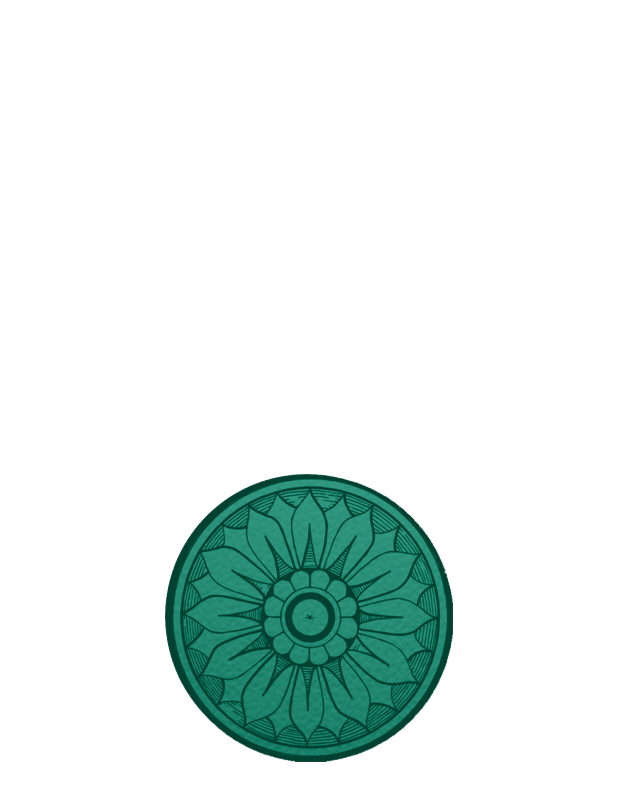
After one commit to alanlviana/blog-mobile, an Android app: the SplashScreenActivity screen opened directly, with no data from a screen before it, on a phone screen of 412 x 824 dp. The commit adds this screen. Shown: the top 801 px of the screen. Run offline under Robolectric (Android 15) with nearby library versions, the phone set to English and light mode, and no system bars; 1 statement that could not run was skipped.

Commit message:
Adicionada Splash Screen

```diff
--- a/app/build.gradle
+++ b/app/build.gradle
@@ -31,5 +31,6 @@ dependencies {
     compile 'com.google.code.gson:gson:2.6.1'
     compile 'com.mcxiaoke.volley:library:1.0.19'
     compile 'com.squareup.picasso:picasso:2.5.2'
+    compile 'com.android.support.constraint:constraint-layout:1.0.2'
     testCompile 'junit:junit:4.12'
 }
--- a/app/src/main/java/com/tercalivre/blog/LeitorActivity.java
+++ b/app/src/main/java/com/tercalivre/blog/LeitorActivity.java
@@ -53,7 +53,8 @@ public class LeitorActivity extends AppCompatActivity {
 
 
         CollapsingToolbarLayout collapsingToolbar = (CollapsingToolbarLayout) findViewById(R.id.collapsing_toolbar);
-        collapsingToolbar.setTitle(getString(R.string.toolbar_title));
+        collapsingToolbar.setTitle(str_nickname);
+        toolbar.setSubtitle(str_date);
         wv_content = (WebView) findViewById(R.id.wv_artigo);
         header = (ImageView) findViewById(R.id.header);
 
--- /dev/null
+++ b/app/src/main/java/com/tercalivre/blog/SplashScreenActivity.java
@@ -0,0 +1,36 @@
+package com.tercalivre.blog;
+
+import android.content.Intent;
+import android.os.Bundle;
+import android.os.Handler;
+import android.support.design.widget.FloatingActionButton;
+import android.support.design.widget.Snackbar;
+import android.support.v7.app.AppCompatActivity;
+import android.support.v7.widget.Toolbar;
+import android.view.View;
+
+public class SplashScreenActivity extends AppCompatActivity {
+
+    @Override
+    protected void onCreate(Bundle savedInstanceState) {
+        super.onCreate(savedInstanceState);
+        setContentView(R.layout.content_splash_screen);
+
+        Handler handle = new Handler();
+        handle.postDelayed(new Runnable() {
+            @Override
+            public void run() {
+                mostrarLogin();
+            }
+        }, 1000);
+
+    }
+
+    private void mostrarLogin() {
+        Intent intent = new Intent(SplashScreenActivity.this,
+                ListaPostagensActivity.class);
+        startActivity(intent);
+        finish();
+    }
+
+}
--- /dev/null
+++ b/app/src/main/res/layout/content_splash_screen.xml
@@ -0,0 +1,18 @@
+<?xml version="1.0" encoding="utf-8"?>
+<RelativeLayout
+    xmlns:android="http://schemas.android.com/apk/res/android"
+    android:layout_width="match_parent"
+    android:layout_height="match_parent"
+    android:background="@color/background"
+    android:orientation="vertical">
+
+
+
+    <ImageView
+        android:layout_width="192dp"
+        android:layout_height="192dp"
+        android:src="@drawable/ic_512"
+        android:layout_centerVertical="true"
+        android:layout_centerHorizontal="true" />
+
+</RelativeLayout>
--- a/app/src/main/res/values/colors.xml
+++ b/app/src/main/res/values/colors.xml
@@ -4,4 +4,5 @@
     <color name="colorPrimaryDark">#004D40</color>
     <color name="colorAccent">#00695C</color>
     <color name="textColorPrimary">#FFFFFF</color>
+    <color name="background">#ffffff</color>
 </resources>
--- a/app/src/main/res/values/strings.xml
+++ b/app/src/main/res/values/strings.xml
@@ -7,4 +7,5 @@
     <string name="navigation_drawer_close">Close navigation drawer</string>
 
     <string name="action_settings">Settings</string>
+    <string name="title_activity_splash_screen">SplashScreenActivity</string>
 </resources>
--- a/app/src/main/res/values/styles.xml
+++ b/app/src/main/res/values/styles.xml
@@ -5,6 +5,9 @@
         <item name="colorPrimaryDark">@color/colorPrimaryDark</item>
         <item name="colorAccent">@color/colorAccent</item>
     </style>
+    <style name="AppCompat.TelaCheia" parent="Theme.AppCompat.NoActionBar">
+        <item name="android:windowFullscreen">true</item>
+    </style>
 
     <style name="AppTheme.AppBarOverlay" parent="ThemeOverlay.AppCompat.Light" />
 
```
Also changed, not shown: app/src/main/AndroidManifest.xml (+9 -4 lines), app/src/main/res/layout/activity_splash_screen.xml (added, +14 -0 lines), 3 other files.
